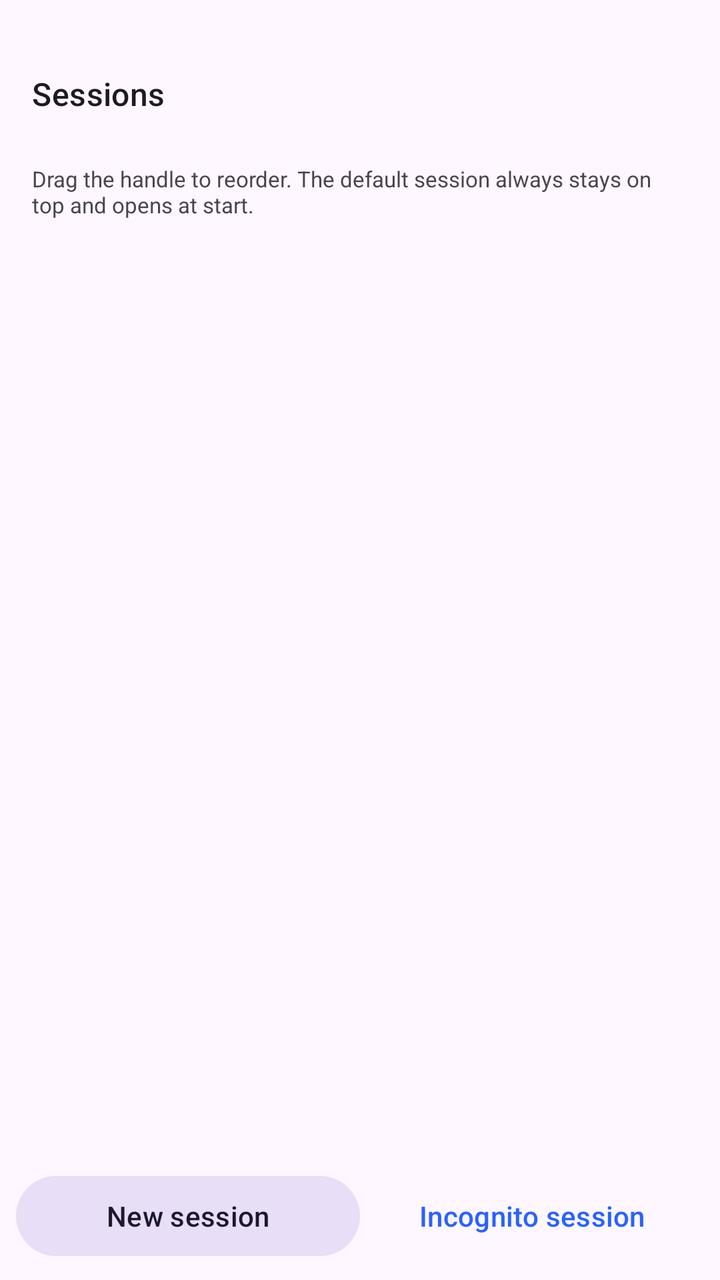
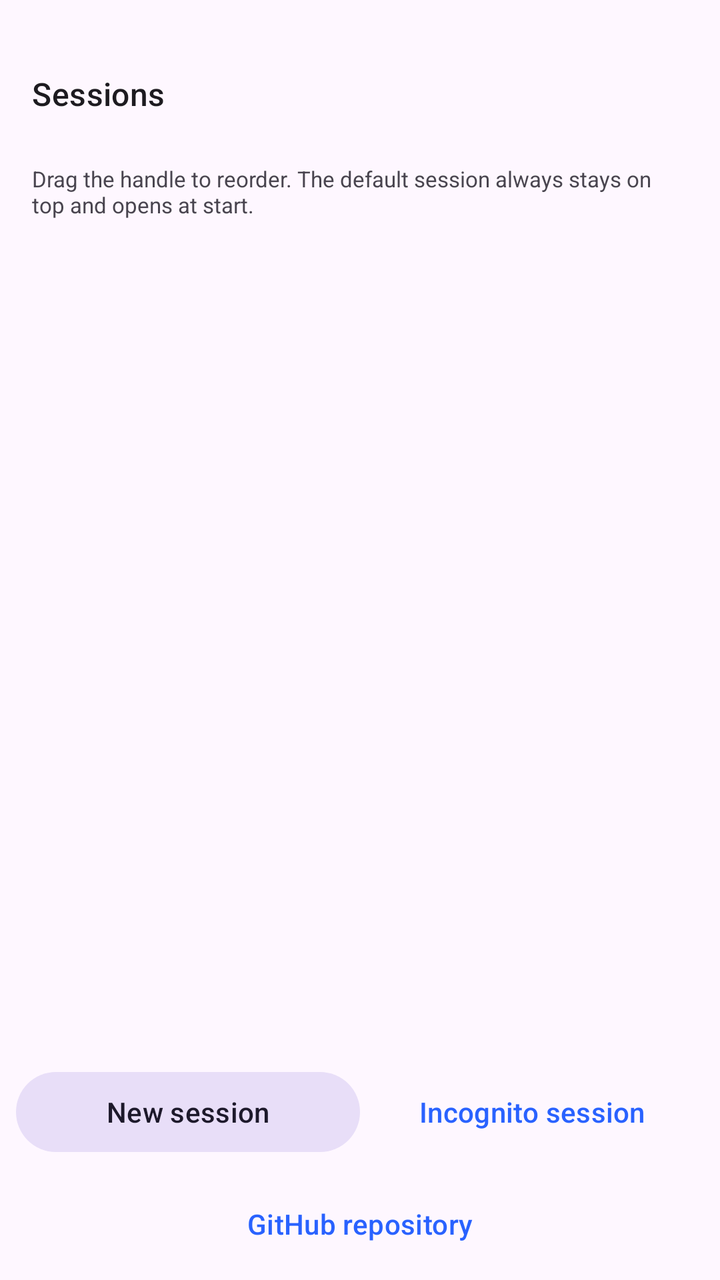

Screens rendered from an Android XML layout before and after an edit, with the pre-edit source and the edit as a unified diff.
<!-- AndroidManifest.xml: application theme Theme.MultiSessionBrowser -->
<!-- res/layout/drawer_sessions.xml -->
<?xml version="1.0" encoding="utf-8"?>
<LinearLayout xmlns:android="http://schemas.android.com/apk/res/android"
    android:layout_width="match_parent"
    android:layout_height="match_parent"
    android:background="?attr/colorSurface"
    android:clickable="true"
    android:focusable="true"
    android:orientation="vertical"
    android:paddingTop="24dp">
    <TextView
        android:layout_width="match_parent"
        android:layout_height="wrap_content"
        android:paddingStart="16dp"
        android:paddingTop="12dp"
        android:paddingEnd="16dp"
        android:text="@string/sessions"
        android:textAppearance="?attr/textAppearanceTitleMedium" />
    <TextView
        android:id="@+id/isolationStatus"
        android:layout_width="match_parent"
        android:layout_height="wrap_content"
        android:paddingStart="16dp"
        android:paddingEnd="16dp"
        android:paddingBottom="8dp"
        android:textColor="?attr/colorOnSurfaceVariant"
        android:textSize="12sp" />
    <TextView
        android:layout_width="match_parent"
        android:layout_height="wrap_content"
        android:paddingStart="16dp"
        android:paddingEnd="16dp"
        android:paddingBottom="4dp"
        android:text="@string/sessions_reorder_hint"
        android:textColor="?attr/colorOnSurfaceVariant"
        android:textSize="11sp" />
    <androidx.recyclerview.widget.RecyclerView
        android:id="@+id/sessionsRecycler"
        android:layout_width="match_parent"
        android:layout_height="0dp"
        android:layout_weight="1"
        android:clipToPadding="false"
        android:paddingBottom="8dp" />
    <LinearLayout
        android:layout_width="match_parent"
        android:layout_height="wrap_content"
        android:orientation="horizontal"
        android:padding="8dp">
        <com.google.android.material.button.MaterialButton
            android:id="@+id/newSessionButton"
            style="@style/Widget.Material3.Button.TonalButton"
            android:layout_width="0dp"
            android:layout_height="wrap_content"
            android:layout_weight="1"
            android:text="@string/new_session" />
        <com.google.android.material.button.MaterialButton
            android:id="@+id/newPrivateButton"
            style="@style/Widget.Material3.Button.TextButton"
            android:layout_width="0dp"
            android:layout_height="wrap_content"
            android:layout_weight="1"
            android:text="@string/incognito_session" />
    </LinearLayout>
</LinearLayout>
<!-- resources referenced by this layout -->
<resources>
  <string name="incognito_session">Incognito session</string>
  <string name="new_session">New session</string>
  <string name="sessions">Sessions</string>
  <string name="sessions_reorder_hint">Drag the handle to reorder. The default session always stays on top and opens at start.</string>
  <style name="Theme.MultiSessionBrowser" parent="Theme.Material3.DayNight.NoActionBar">
          <item name="colorPrimary">@color/brand_primary</item>
          <item name="colorOnPrimary">@color/brand_on_primary</item>
          <item name="colorPrimaryContainer">@color/brand_primary_container</item>
          <item name="colorOnPrimaryContainer">@color/brand_on_primary_container</item>
          <item name="android:statusBarColor">?attr/colorSurface</item>
          <item name="android:navigationBarColor">?attr/colorSurface</item>
          <item name="android:windowLightStatusBar">true</item>
          <item name="android:windowLightNavigationBar">true</item>
          <item name="preferenceTheme">@style/PreferenceThemeOverlay</item>
      </style>
  <color name="brand_primary">#2962FF</color>
  <color name="brand_on_primary">#FFFFFF</color>
  <color name="brand_primary_container">#DCE1FF</color>
  <color name="brand_on_primary_container">#001550</color>
</resources>

<!-- the commit's change to res/layout/drawer_sessions.xml (unified diff, before → after) -->
@@ -60,4 +60,14 @@
             android:layout_weight="1"
             android:text="@string/incognito_session" />
     </LinearLayout>
+    
+    <com.google.android.material.button.MaterialButton
+        android:id="@+id/repoButton"
+        style="@style/Widget.Material3.Button.TextButton"
+        android:layout_width="match_parent"
+        android:layout_height="wrap_content"
+        android:layout_marginStart="8dp"
+        android:layout_marginEnd="8dp"
+        android:layout_marginBottom="4dp"
+        android:text="@string/open_repo" />
 </LinearLayout>
<!-- resource entries referenced after the edit -->
@@ -2,6 +2,7 @@
 <resources>
   <string name="incognito_session">Incognito session</string>
   <string name="new_session">New session</string>
+  <string name="open_repo">GitHub repository</string>
   <string name="sessions">Sessions</string>
   <string name="sessions_reorder_hint">Drag the handle to reorder. The default session always stays on top and opens at start.</string>
   <style name="Theme.MultiSessionBrowser" parent="Theme.Material3.DayNight.NoActionBar">
